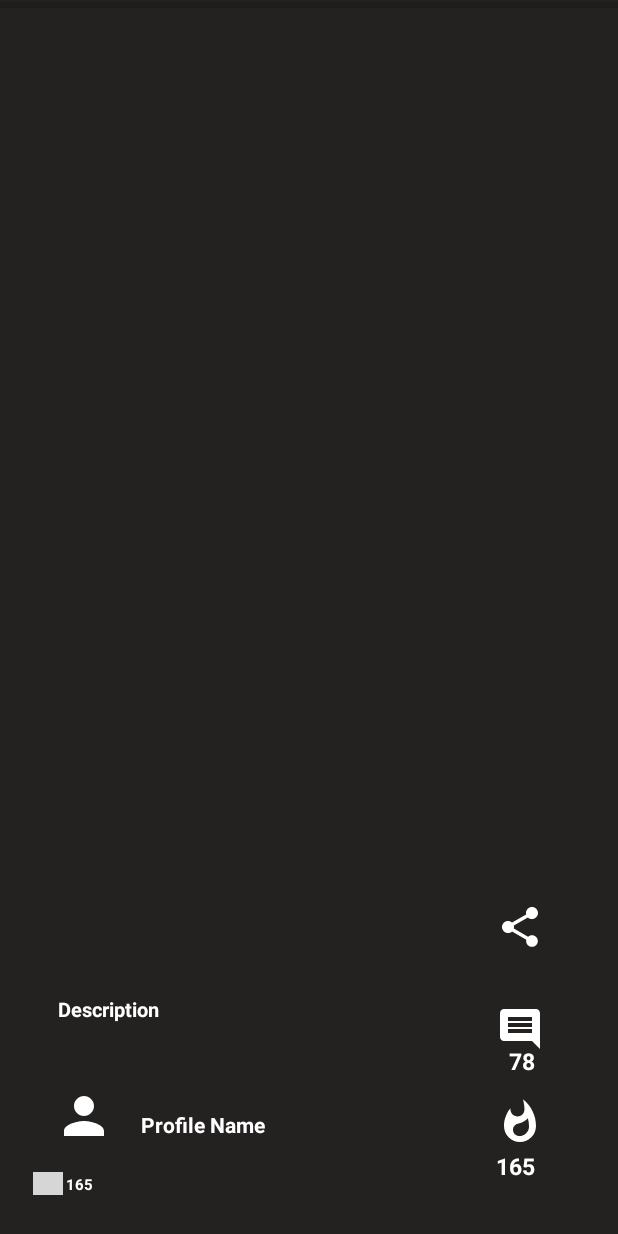
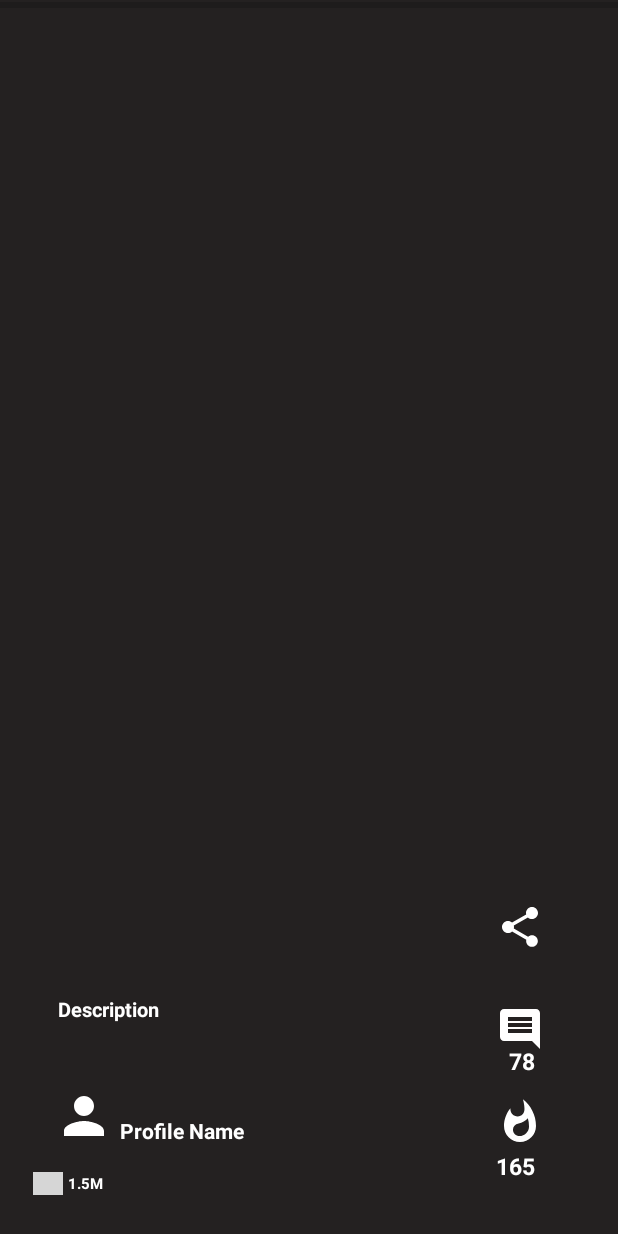
Before and after one commit to WidoewMaker/Our-App-, an Android app: the layout reels_layout.xml on its own in the app's theme, with its tools: preview values and no code run, on a phone screen of 412 x 824 dp. Run offline under Robolectric (Android 15) with nearby library versions, the phone set to English and light mode, and no system bars; grey boxes are pictures that could not be loaded.

Commit message:
Our App Bro 3

```diff
--- a/app/src/main/java/com/example/myapplication/SettingsActivity.java
+++ b/app/src/main/java/com/example/myapplication/SettingsActivity.java
@@ -178,8 +178,7 @@ public class SettingsActivity extends AppCompatActivity implements Dialg_usernam
                     .start(this);
         }
 
-        if (requestCode == CropImage.CROP_IMAGE_ACTIVITY_REQUEST_CODE)
-        {
+        if (requestCode == CropImage.CROP_IMAGE_ACTIVITY_REQUEST_CODE) {
             CropImage.ActivityResult result = CropImage.getActivityResult(data);
 
             if (resultCode == RESULT_OK)
--- a/app/src/main/res/layout/coustom_newsfeed.xml
+++ b/app/src/main/res/layout/coustom_newsfeed.xml
@@ -81,7 +81,7 @@
                     android:layout_height="wrap_content"
                     android:text="About User"
                     android:textSize="14dp"
-                    android:textColor="@color/Mygray"
+                    android:textColor="@color/Atwhite"
                     android:layout_marginTop="5dp"
                     android:layout_marginLeft="14dp"
                     android:id="@+id/NsfdUsStTxVw"
--- a/app/src/main/res/layout/fragment_add_reels_.xml
+++ b/app/src/main/res/layout/fragment_add_reels_.xml
@@ -17,6 +17,7 @@
         android:layout_height="match_parent" />
 
     <ImageButton
+        android:id="@+id/reelsAdd_imgBut"
         android:layout_width="wrap_content"
         android:layout_height="wrap_content"
         android:layout_alignParentStart="true"
--- a/app/src/main/res/layout/reels_layout.xml
+++ b/app/src/main/res/layout/reels_layout.xml
@@ -6,6 +6,11 @@
 
     >
 
+
+    <ImageView
+        android:id="@+id/reels_postImgVw"
+        android:layout_width="match_parent"
+        android:layout_height="match_parent" />
 
     <TextView
         android:id="@+id/reels_ly_noOfComm"
@@ -37,14 +42,14 @@
         android:id="@+id/imageView"
         android:layout_width="32dp"
         android:layout_height="32dp"
-        android:layout_above="@+id/imageView2"
+        android:layout_above="@+id/reelLikeImgVw"
         android:layout_alignParentEnd="true"
         android:layout_marginEnd="49dp"
         android:layout_marginBottom="30dp"
         android:src="@drawable/comments" />
 
     <ImageView
-        android:id="@+id/imageView2"
+        android:id="@+id/reelLikeImgVw"
         android:layout_width="32dp"
         android:layout_height="32dp"
         android:layout_alignParentEnd="true"
@@ -102,8 +107,8 @@
         android:layout_width="wrap_content"
         android:layout_height="wrap_content"
         android:layout_above="@+id/imageView_Profile"
-        android:layout_marginEnd="154dp"
-        android:layout_marginBottom="-35dp"
+        android:layout_marginEnd="168dp"
+        android:layout_marginBottom="-39dp"
         android:layout_toStartOf="@+id/imageView"
         android:text="Profile Name"
         android:textColor="@color/Atwhite"
@@ -133,16 +138,18 @@
         android:id="@+id/reels_ly_noOfView"
         android:layout_width="wrap_content"
         android:layout_height="wrap_content"
+        android:layout_alignParentStart="true"
         android:layout_alignParentEnd="true"
         android:layout_alignParentBottom="true"
-        android:layout_marginEnd="350dp"
-        android:layout_marginBottom="27dp"
-        android:layout_weight="1"
-        android:gravity="center"
-        android:text="165"
+        android:layout_marginStart="45dp"
+        android:layout_marginEnd="0dp"
+        android:layout_marginBottom="28dp"
+        android:layout_toStartOf="@+id/imageView"
+        android:text="1.5M"
         android:textColor="@color/Atwhite"
         android:textSize="10dp"
         android:textStyle="bold"
+
         android:weightSum="1" />
 
 
--- a/app/src/main/res/layout/users_display_layout.xml
+++ b/app/src/main/res/layout/users_display_layout.xml
@@ -88,7 +88,7 @@
                     android:layout_height="wrap_content"
                     android:text="About User"
                     android:textSize="14dp"
-                    android:textColor="@color/Mygray"
+                    android:textColor="@color/Atwhite"
                     android:layout_marginTop="5dp"
                     android:layout_marginLeft="14dp"
                     android:id="@+id/FiFrUsStTxVw"
```
Also changed, not shown: app/src/main/java/com/example/myapplication/AddReels_Fragment.java (+55 -3 lines).
